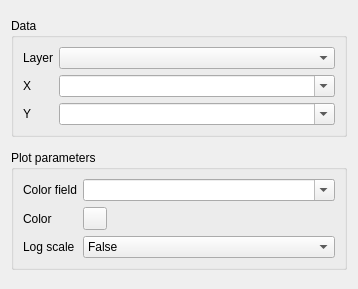
Above: eis_qgis_plugin/resources/ui/wizard_plot_boxplot.ui from GispoCoding/eis_qgis_plugin before the change. Below: the same form after it.
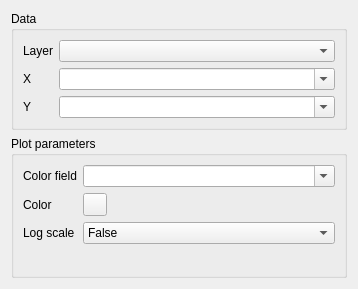
That is the form after the change. Custom widgets are drawn as their Qt base class.

Commit message: Add plot template parent class for all plots

What changed in the file:
```diff
--- a/eis_qgis_plugin/resources/ui/wizard_plot_boxplot.ui
+++ b/eis_qgis_plugin/resources/ui/wizard_plot_boxplot.ui
@@ -89,17 +89,11 @@
     </widget>
    </item>
    <item>
-    <widget class="QGroupBox" name="plot_customization_box_2">
-     <property name="sizePolicy">
-      <sizepolicy hsizetype="Preferred" vsizetype="Maximum">
-       <horstretch>0</horstretch>
-       <verstretch>0</verstretch>
-      </sizepolicy>
-     </property>
+    <widget class="QgsCollapsibleGroupBox" name="parameter_box">
      <property name="title">
       <string>Plot parameters</string>
      </property>
-     <layout class="QFormLayout" name="formLayout_2">
+     <layout class="QFormLayout" name="formLayout_3">
       <item row="0" column="0">
        <widget class="QLabel" name="label_4">
         <property name="text">
@@ -161,6 +155,12 @@
   </layout>
  </widget>
  <customwidgets>
+  <customwidget>
+   <class>QgsCollapsibleGroupBox</class>
+   <extends>QGroupBox</extends>
+   <header>qgscollapsiblegroupbox.h</header>
+   <container>1</container>
+  </customwidget>
   <customwidget>
    <class>QgsColorButton</class>
    <extends>QToolButton</extends>
```
Left out of the diff: 13 changed lines with no effect on the pictures. The commit also changes 16 other files.
